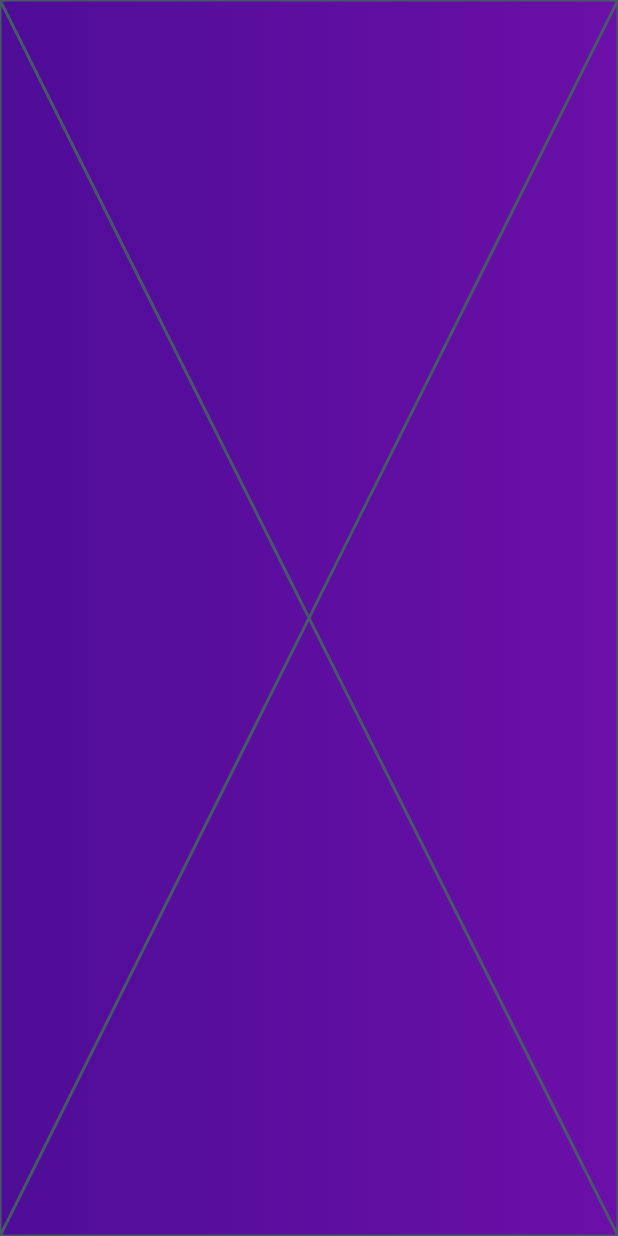
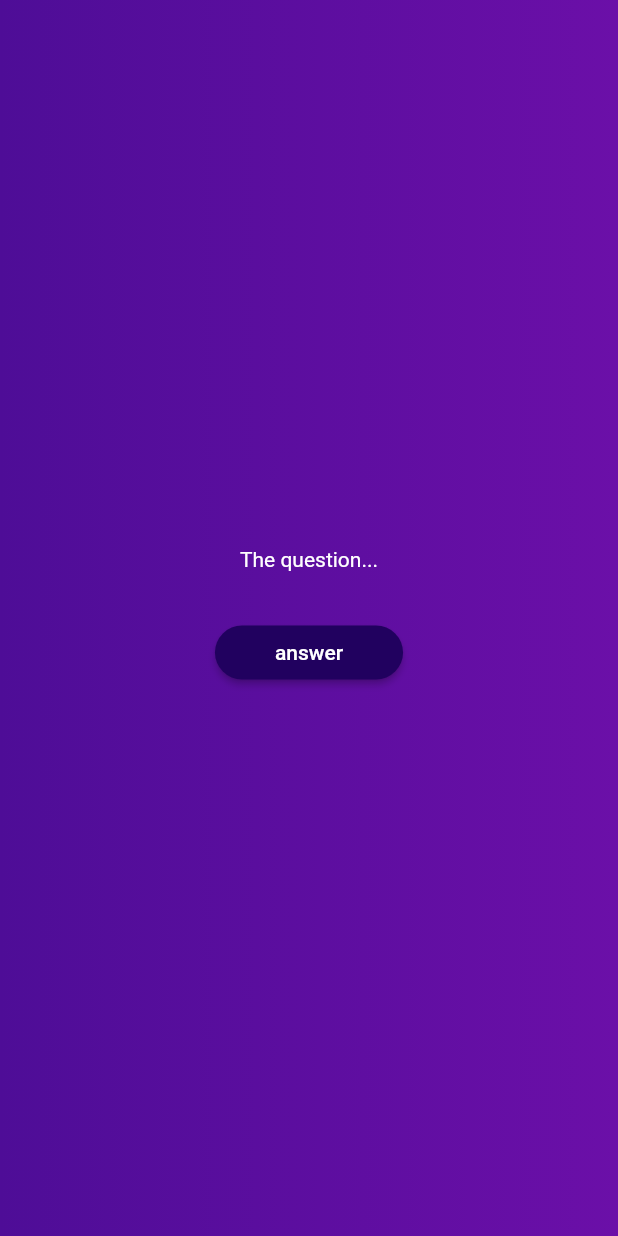
Before and after one commit to peterabrahamdev/Flutter-Projects, a Flutter app: the screen it shows after launch, after a tap on "Start Quiz", on a phone screen of 412 x 824 dp. Run offline on Flutter 3.47's test engine with Material 2 defaults, Android fonts, the phone set to English and light mode, and no system bars.

Commit message:
Create answer_button.dart

```diff
--- /dev/null
+++ b/Udemy/adv_basics/lib/widgets/answer_button.dart
@@ -0,0 +1,22 @@
+import 'package:flutter/material.dart';
+
+class AnswerButton extends StatelessWidget {
+  const AnswerButton(this.answerText, this.onTap, {super.key});
+
+  final String answerText;
+  final void Function() onTap;
+
+  @override
+  Widget build(BuildContext context) {
+    return ElevatedButton(
+      onPressed: onTap,
+      style: ElevatedButton.styleFrom(
+        padding: const EdgeInsets.symmetric(vertical: 10, horizontal: 40),
+        backgroundColor: const Color.fromARGB(255, 33, 1, 95),
+        foregroundColor: Colors.white,
+        shape: RoundedRectangleBorder(borderRadius: BorderRadius.circular(40))
+      ),
+      child: Text(answerText),
+    );
+  }
+}
--- a/Udemy/adv_basics/lib/widgets/questions_screen.dart
+++ b/Udemy/adv_basics/lib/widgets/questions_screen.dart
@@ -1,3 +1,4 @@
+import 'package:adv_basics/widgets/answer_button.dart';
 import 'package:flutter/material.dart';
 
 class QuestionsScreen extends StatefulWidget {
@@ -10,6 +11,21 @@ class QuestionsScreen extends StatefulWidget {
 class _QuestionsScreenState extends State<QuestionsScreen> {
   @override
   Widget build(BuildContext context) {
-    return const Placeholder();
+    return SizedBox(
+      width: double.infinity,
+      child: Column(
+        mainAxisAlignment: MainAxisAlignment.center,
+        children: [
+          const Text(
+            'The question...',
+            style: TextStyle(color: Colors.white),
+          ),
+          const SizedBox(
+            height: 30,
+          ),
+          AnswerButton('answer', (){})
+        ],
+      ),
+    );
   }
 }
```
